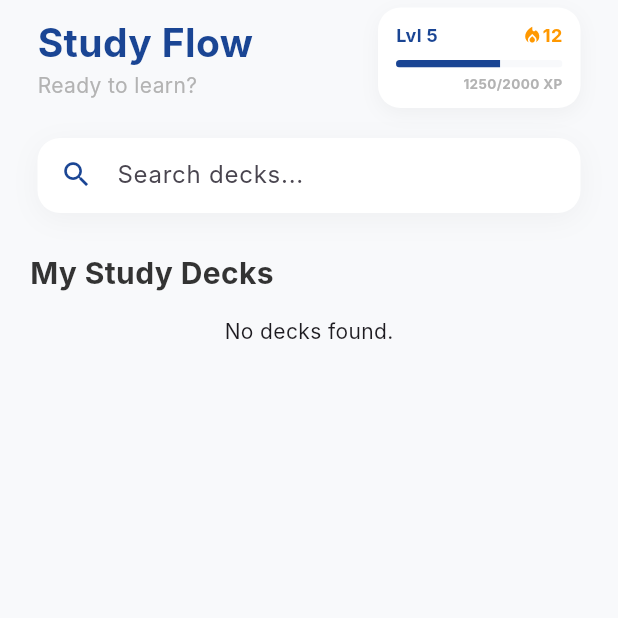
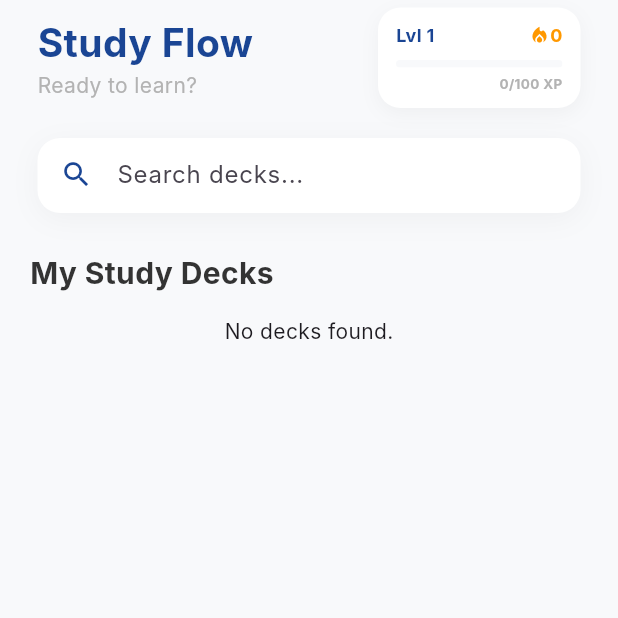
Before and after one commit to Kengpu/Flutter-Project, a Flutter app: the screen it shows after launch, after a tap on "Get Started", on a phone screen of 412 x 824 dp, the top half of it. Run offline on Flutter 3.47's test engine with Material 3 defaults, Android fonts, the phone set to English and light mode, and no system bars; our stand-ins replace image_picker, shared_preferences; accounts and stored records are empty; Roboto replaces fonts that are missing (Inter).

```diff
--- a/lib/UI/screens/home/home_screen.dart
+++ b/lib/UI/screens/home/home_screen.dart
@@ -10,7 +10,9 @@ import 'package:flutterapp/UI/widgets/main_bottom_nav.dart';
 import 'package:flutterapp/UI/widgets/user_level.dart';
 import 'package:flutterapp/data/datascource/local_database.dart';
 import 'package:flutterapp/data/repositories/deck_repository_impl.dart';
+import 'package:flutterapp/data/repositories/user_repository_impl.dart';
 import 'package:flutterapp/domain/models/deck.dart';
+import 'package:flutterapp/domain/models/user_stats.dart';
 
 class HomeScreen extends StatefulWidget {
   const HomeScreen({super.key});
@@ -21,22 +23,19 @@ class HomeScreen extends StatefulWidget {
 
 class _HomeScreenState extends State<HomeScreen> {
   final DeckRepositoryImpl _deckRepo = DeckRepositoryImpl(LocalDataSource());
+  final UserRepositoryImpl _userRepo  = UserRepositoryImpl(LocalDataSource());
 
   List<Deck> _allDecks = [];
   List<Deck> _filteredDecks = [];
   bool _isLoading = true;
+  UserStats? _stats;
   final TextEditingController _searchController = TextEditingController();
-
-  // --- USER PROGRESS DATA ---
-  int userLevel = 5;
-  int currentExp = 1250;
-  int expNeeded = 2000;
-  int userStreak = 12;
 
   @override
   void initState() {
     super.initState();
     _loadDecks();
+    _loadUserStats();
   }
 
   Future<void> _loadDecks() async {
@@ -46,6 +45,13 @@ class _HomeScreenState extends State<HomeScreen> {
       _allDecks = data;
       _filteredDecks = data;
       _isLoading = false;
+    });
+  }
+
+  Future<void> _loadUserStats() async {
+    final UserStats stats = await _userRepo.getUserStats("current_user");
+    setState(() {
+      _stats = stats;
     });
   }
 
@@ -172,10 +178,10 @@ class _HomeScreenState extends State<HomeScreen> {
               SizedBox(
                 width: 135,
                 child: UserLevel(
-                  level: userLevel,
-                  currentExp: currentExp,
-                  totalExpNeeded: expNeeded,
-                  streak: userStreak
+                  level: _stats?.level ?? 1,
+                  currentExp: _stats?.totalEXP ?? 0,
+                  totalExpNeeded: _stats?.nextLevel?? 1000,
+                  streak: _stats?.dailyStreak ?? 0
                 ),
               ),
             ],
@@ -257,8 +263,16 @@ class _HomeScreenState extends State<HomeScreen> {
             Row(
               mainAxisAlignment: MainAxisAlignment.spaceBetween,
               children: [
-                _modeIcon(Icons.help_outline, "Quiz", () { Navigator.pop(context); Navigator.push(context, MaterialPageRoute(builder: (_) => QuizScreen(deck: deck))); }),
-                _modeIcon(Icons.extension_outlined, "Match", () { Navigator.pop(context); Navigator.push(context, MaterialPageRoute(builder: (_) => MatchingScreen(deck: deck))); }),
+                _modeIcon(Icons.help_outline, "Quiz", () async {
+                  Navigator.pop(context);
+                  await Navigator.push(context, MaterialPageRoute(builder: (_) => QuizScreen(deck: deck)));
+                  _loadUserStats();
+                  }),
+                _modeIcon(Icons.extension_outlined, "Match", () async {
+                  Navigator.pop(context);
+                  await Navigator.push(context, MaterialPageRoute(builder: (_) => MatchingScreen(deck: deck)));
+                  _loadUserStats();
+                  }),
                 _modeIcon(Icons.style_outlined, "Study", () { Navigator.pop(context); Navigator.push(context, MaterialPageRoute(builder: (_) => FlashcardScreen(deck: deck))); }),
               ],
             ),
--- a/lib/data/models/flashcard_model.dart
+++ b/lib/data/models/flashcard_model.dart
@@ -4,6 +4,7 @@ class FlashcardModel {
   final String id;
   final String frontText;
   final String backText;
+  final String? image;
   final CardStatus status;
   final List<String>? distractors;
 
@@ -11,6 +12,7 @@ class FlashcardModel {
     required this.id,
     required this.frontText,
     required this.backText,
+    this.image,
     required this.status,
     this.distractors,
   });
@@ -20,6 +22,7 @@ class FlashcardModel {
       id: flashcard.id,
       frontText: flashcard.frontText,
       backText: flashcard.backText,
+      image: flashcard.image,
       status: flashcard.status,
       distractors: flashcard.distractors
     );
@@ -30,6 +33,7 @@ class FlashcardModel {
       id: id,
       frontText: frontText,
       backText: backText,
+      image: image,
       status: status,
       distractors: distractors,
     );
@@ -39,6 +43,7 @@ class FlashcardModel {
     "id": id,
     "frontText": frontText,
     "backText": backText,
+    "image": image,
     "status": status.name,
     "distractors": distractors,
   };
@@ -48,6 +53,7 @@ class FlashcardModel {
       id: json["id"] as String,
       frontText: json["frontText"] as String,
       backText: json["backText"] as String,
+      image: json["image"] as String,
       status: CardStatus.values.firstWhere((e) => e.name == json["status"]),
       distractors: json["distractors"] != null ? List<String>.from(json["distractors"]) : null,
       );
```
